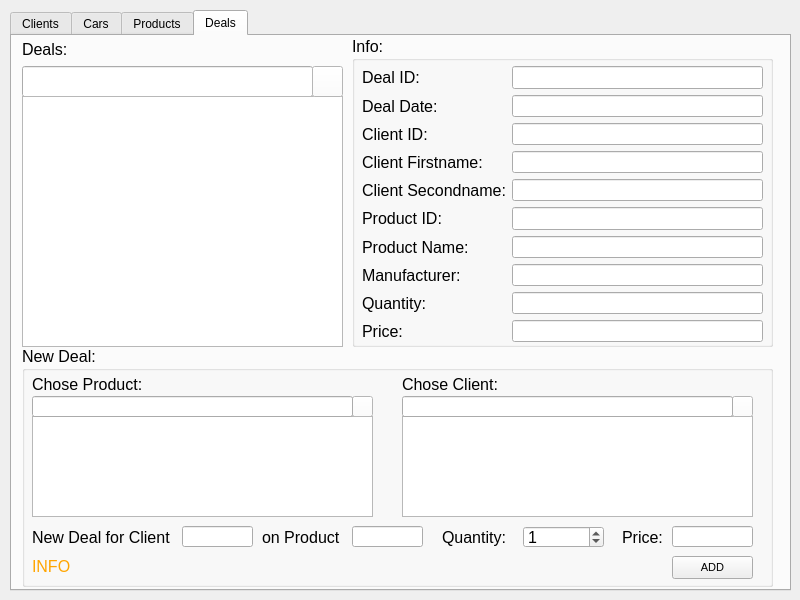
Before: the Qt Designer form AutoService.ui in VladimirGitsarev/DB-AA-Course-Project, drawn with Qt 5.
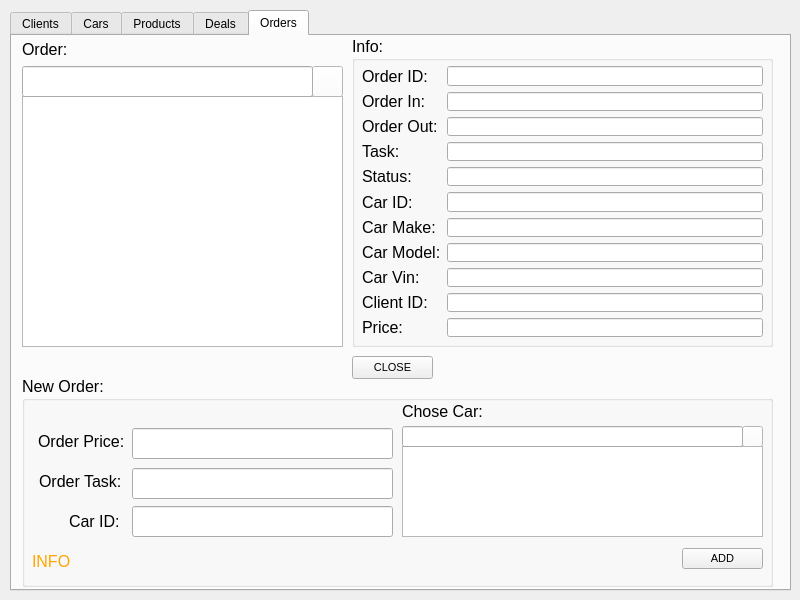
After: the same form once the commit is applied. Icons and pictures are not drawn.

The edit to the form file:
```diff
--- a/AutoService.ui
+++ b/AutoService.ui
@@ -24,7 +24,7 @@
      </rect>
     </property>
     <property name="currentIndex">
-     <number>3</number>
+     <number>4</number>
     </property>
     <widget class="QWidget" name="tab">
      <property name="styleSheet">
@@ -2651,6 +2651,748 @@
       </widget>
      </widget>
     </widget>
+    <widget class="QWidget" name="tab_5">
+     <attribute name="title">
+      <string>Orders</string>
+     </attribute>
+     <widget class="QListWidget" name="orderslistWidget">
+      <property name="geometry">
+       <rect>
+        <x>10</x>
+        <y>60</y>
+        <width>321</width>
+        <height>251</height>
+       </rect>
+      </property>
+     </widget>
+     <widget class="QPushButton" name="search_order_button">
+      <property name="geometry">
+       <rect>
+        <x>300</x>
+        <y>30</y>
+        <width>31</width>
+        <height>31</height>
+       </rect>
+      </property>
+      <property name="styleSheet">
+       <string notr="true">background:white;</string>
+      </property>
+      <property name="text">
+       <string/>
+      </property>
+      <property name="icon">
+       <iconset>
+        <normaloff>search.png</normaloff>search.png</iconset>
+      </property>
+      <property name="iconSize">
+       <size>
+        <width>16</width>
+        <height>16</height>
+       </size>
+      </property>
+     </widget>
+     <widget class="QLineEdit" name="search_order_line">
+      <property name="geometry">
+       <rect>
+        <x>10</x>
+        <y>30</y>
+        <width>291</width>
+        <height>31</height>
+       </rect>
+      </property>
+      <property name="font">
+       <font>
+        <family>Tahoma</family>
+        <pointsize>12</pointsize>
+       </font>
+      </property>
+     </widget>
+     <widget class="QGroupBox" name="groupBox_13">
+      <property name="geometry">
+       <rect>
+        <x>340</x>
+        <y>0</y>
+        <width>421</width>
+        <height>311</height>
+       </rect>
+      </property>
+      <property name="font">
+       <font>
+        <family>Tahoma</family>
+        <pointsize>12</pointsize>
+       </font>
+      </property>
+      <property name="title">
+       <string>Info:</string>
+      </property>
+      <widget class="QWidget" name="gridLayoutWidget_11">
+       <property name="geometry">
+        <rect>
+         <x>10</x>
+         <y>30</y>
+         <width>401</width>
+         <height>271</height>
+        </rect>
+       </property>
+       <layout class="QGridLayout" name="gridLayout_11" rowstretch="0,0,0,0,0,0,0,0,0,0,0">
+        <item row="6" column="0">
+         <widget class="QLabel" name="car_model_label_27">
+          <property name="font">
+           <font>
+            <family>Tahoma</family>
+            <pointsize>12</pointsize>
+           </font>
+          </property>
+          <property name="text">
+           <string>Car Make:</string>
+          </property>
+         </widget>
+        </item>
+        <item row="7" column="1">
+         <widget class="QLineEdit" name="order_car_maodel">
+          <property name="enabled">
+           <bool>true</bool>
+          </property>
+          <property name="font">
+           <font>
+            <family>Tahoma</family>
+            <pointsize>10</pointsize>
+           </font>
+          </property>
+          <property name="alignment">
+           <set>Qt::AlignRight|Qt::AlignTrailing|Qt::AlignVCenter</set>
+          </property>
+          <property name="readOnly">
+           <bool>true</bool>
+          </property>
+         </widget>
+        </item>
+        <item row="10" column="0">
+         <widget class="QLabel" name="car_model_label_31">
+          <property name="font">
+           <font>
+            <family>Tahoma</family>
+            <pointsize>12</pointsize>
+           </font>
+          </property>
+          <property name="text">
+           <string>Price:</string>
+          </property>
+         </widget>
+        </item>
+        <item row="9" column="0">
+         <widget class="QLabel" name="car_model_label_30">
+          <property name="font">
+           <font>
+            <family>Tahoma</family>
+            <pointsize>12</pointsize>
+           </font>
+          </property>
+          <property name="text">
+           <string>Client ID:</string>
+          </property>
+         </widget>
+        </item>
+        <item row="2" column="0">
+         <widget class="QLabel" name="car_model_label_22">
+          <property name="font">
+           <font>
+            <family>Tahoma</family>
+            <pointsize>12</pointsize>
+           </font>
+          </property>
+          <property name="text">
+           <string>Order Out:</string>
+          </property>
+         </widget>
+        </item>
+        <item row="8" column="0">
+         <widget class="QLabel" name="car_model_label_29">
+          <property name="font">
+           <font>
+            <family>Tahoma</family>
+            <pointsize>12</pointsize>
+           </font>
+          </property>
+          <property name="text">
+           <string>Car Vin:</string>
+          </property>
+         </widget>
+        </item>
+        <item row="7" column="0">
+         <widget class="QLabel" name="car_model_label_28">
+          <property name="font">
+           <font>
+            <family>Tahoma</family>
+            <pointsize>12</pointsize>
+           </font>
+          </property>
+          <property name="text">
+           <string>Car Model:</string>
+          </property>
+         </widget>
+        </item>
+        <item row="1" column="0">
+         <widget class="QLabel" name="car_make_label_10">
+          <property name="font">
+           <font>
+            <family>Tahoma</family>
+            <pointsize>12</pointsize>
+           </font>
+          </property>
+          <property name="text">
+           <string>Order In:</string>
+          </property>
+         </widget>
+        </item>
+        <item row="3" column="0">
+         <widget class="QLabel" name="car_model_label_23">
+          <property name="font">
+           <font>
+            <family>Tahoma</family>
+            <pointsize>12</pointsize>
+           </font>
+          </property>
+          <property name="text">
+           <string>Task:</string>
+          </property>
+         </widget>
+        </item>
+        <item row="6" column="1">
+         <widget class="QLineEdit" name="order_car_make">
+          <property name="enabled">
+           <bool>true</bool>
+          </property>
+          <property name="font">
+           <font>
+            <family>Tahoma</family>
+            <pointsize>10</pointsize>
+           </font>
+          </property>
+          <property name="alignment">
+           <set>Qt::AlignRight|Qt::AlignTrailing|Qt::AlignVCenter</set>
+          </property>
+          <property name="readOnly">
+           <bool>true</bool>
+          </property>
+         </widget>
+        </item>
+        <item row="9" column="1">
+         <widget class="QLineEdit" name="order_client_id">
+          <property name="enabled">
+           <bool>true</bool>
+          </property>
+          <property name="font">
+           <font>
+            <family>Tahoma</family>
+            <pointsize>10</pointsize>
+           </font>
+          </property>
+          <property name="alignment">
+           <set>Qt::AlignRight|Qt::AlignTrailing|Qt::AlignVCenter</set>
+          </property>
+          <property name="readOnly">
+           <bool>true</bool>
+          </property>
+         </widget>
+        </item>
+        <item row="0" column="0">
+         <widget class="QLabel" name="car_id_label_11">
+          <property name="font">
+           <font>
+            <family>Tahoma</family>
+            <pointsize>12</pointsize>
+           </font>
+          </property>
+          <property name="text">
+           <string>Order ID:</string>
+          </property>
+         </widget>
+        </item>
+        <item row="2" column="1">
+         <widget class="QLineEdit" name="order_out_line">
+          <property name="enabled">
+           <bool>true</bool>
+          </property>
+          <property name="font">
+           <font>
+            <family>Tahoma</family>
+            <pointsize>10</pointsize>
+           </font>
+          </property>
+          <property name="alignment">
+           <set>Qt::AlignRight|Qt::AlignTrailing|Qt::AlignVCenter</set>
+          </property>
+          <property name="readOnly">
+           <bool>true</bool>
+          </property>
+         </widget>
+        </item>
+        <item row="5" column="1">
+         <widget class="QLineEdit" name="order_car_id">
+          <property name="enabled">
+           <bool>true</bool>
+          </property>
+          <property name="font">
+           <font>
+            <family>Tahoma</family>
+            <pointsize>10</pointsize>
+           </font>
+          </property>
+          <property name="alignment">
+           <set>Qt::AlignRight|Qt::AlignTrailing|Qt::AlignVCenter</set>
+          </property>
+          <property name="readOnly">
+           <bool>true</bool>
+          </property>
+         </widget>
+        </item>
+        <item row="4" column="0">
+         <widget class="QLabel" name="car_model_label_24">
+          <property name="font">
+           <font>
+            <family>Tahoma</family>
+            <pointsize>12</pointsize>
+           </font>
+          </property>
+          <property name="text">
+           <string>Status:</string>
+          </property>
+         </widget>
+        </item>
+        <item row="4" column="1">
+         <widget class="QLineEdit" name="order_status">
+          <property name="enabled">
+           <bool>true</bool>
+          </property>
+          <property name="font">
+           <font>
+            <family>Tahoma</family>
+            <pointsize>10</pointsize>
+           </font>
+          </property>
+          <property name="alignment">
+           <set>Qt::AlignRight|Qt::AlignTrailing|Qt::AlignVCenter</set>
+          </property>
+          <property name="readOnly">
+           <bool>true</bool>
+          </property>
+         </widget>
+        </item>
+        <item row="5" column="0">
+         <widget class="QLabel" name="car_model_label_25">
+          <property name="font">
+           <font>
+            <family>Tahoma</family>
+            <pointsize>12</pointsize>
+           </font>
+          </property>
+          <property name="text">
+           <string>Car ID:</string>
+          </property>
+         </widget>
+        </item>
+        <item row="1" column="1">
+         <widget class="QLineEdit" name="order_in_line">
+          <property name="enabled">
+           <bool>true</bool>
+          </property>
+          <property name="font">
+           <font>
+            <family>Tahoma</family>
+            <pointsize>10</pointsize>
+           </font>
+          </property>
+          <property name="alignment">
+           <set>Qt::AlignRight|Qt::AlignTrailing|Qt::AlignVCenter</set>
+          </property>
+          <property name="readOnly">
+           <bool>true</bool>
+          </property>
+         </widget>
+        </item>
+        <item row="3" column="1">
+         <widget class="QLineEdit" name="order_task">
+          <property name="enabled">
+           <bool>true</bool>
+          </property>
+          <property name="font">
+           <font>
+            <family>Tahoma</family>
+            <pointsize>10</pointsize>
+           </font>
+          </property>
+          <property name="alignment">
+           <set>Qt::AlignRight|Qt::AlignTrailing|Qt::AlignVCenter</set>
+          </property>
+          <property name="readOnly">
+           <bool>true</bool>
+          </property>
+         </widget>
+        </item>
+        <item row="0" column="1">
+         <widget class="QLineEdit" name="order_id_line">
+          <property name="enabled">
+           <bool>true</bool>
+          </property>
+          <property name="font">
+           <font>
+            <family>Tahoma</family>
+            <pointsize>10</pointsize>
+           </font>
+          </property>
+          <property name="alignment">
+           <set>Qt::AlignRight|Qt::AlignTrailing|Qt::AlignVCenter</set>
+          </property>
+          <property name="readOnly">
+           <bool>true</bool>
+          </property>
+         </widget>
+        </item>
+        <item row="8" column="1">
+         <widget class="QLineEdit" name="order_car_vin">
+          <property name="enabled">
+           <bool>true</bool>
+          </property>
+          <property name="font">
+           <font>
+            <family>Tahoma</family>
+            <pointsize>10</pointsize>
+           </font>
+          </property>
+          <property name="alignment">
+           <set>Qt::AlignRight|Qt::AlignTrailing|Qt::AlignVCenter</set>
+          </property>
+          <property name="readOnly">
+           <bool>true</bool>
+          </property>
+         </widget>
+        </item>
+        <item row="10" column="1">
+         <widget class="QLineEdit" name="order_price_line">
+          <property name="enabled">
+           <bool>true</bool>
+          </property>
+          <property name="font">
+           <font>
+            <family>Tahoma</family>
+            <pointsize>10</pointsize>
+           </font>
+          </property>
+          <property name="alignment">
+           <set>Qt::AlignRight|Qt::AlignTrailing|Qt::AlignVCenter</set>
+          </property>
+          <property name="readOnly">
+           <bool>true</bool>
+          </property>
+         </widget>
+        </item>
+       </layout>
+      </widget>
+     </widget>
+     <widget class="QLabel" name="label_34">
+      <property name="geometry">
+       <rect>
+        <x>10</x>
+        <y>5</y>
+        <width>182</width>
+        <height>16</height>
+       </rect>
+      </property>
+      <property name="font">
+       <font>
+        <family>Tahoma</family>
+        <pointsize>12</pointsize>
+       </font>
+      </property>
+      <property name="text">
+       <string>Order:</string>
+      </property>
+     </widget>
+     <widget class="QPushButton" name="close_order_btn">
+      <property name="geometry">
+       <rect>
+        <x>340</x>
+        <y>320</y>
+        <width>81</width>
+        <height>23</height>
+       </rect>
+      </property>
+      <property name="font">
+       <font>
+        <pointsize>8</pointsize>
+       </font>
+      </property>
+      <property name="text">
+       <string>CLOSE</string>
+      </property>
+     </widget>
+     <widget class="QGroupBox" name="groupBox_14">
+      <property name="geometry">
+       <rect>
+        <x>10</x>
+        <y>340</y>
+        <width>751</width>
+        <height>211</height>
+       </rect>
+      </property>
+      <property name="font">
+       <font>
+        <family>Tahoma</family>
+        <pointsize>12</pointsize>
+       </font>
+      </property>
+      <property name="title">
+       <string>New Order:</string>
+      </property>
+      <widget class="QLabel" name="order_info_label">
+       <property name="geometry">
+        <rect>
+         <x>10</x>
+         <y>170</y>
+         <width>621</width>
+         <height>31</height>
+        </rect>
+       </property>
+       <property name="font">
+        <font>
+         <family>Tahoma</family>
+         <pointsize>12</pointsize>
+        </font>
+       </property>
+       <property name="styleSheet">
+        <string notr="true">color:orange</string>
+       </property>
+       <property name="text">
+        <string>INFO</string>
+       </property>
+      </widget>
+      <widget class="QListWidget" name="order_car_listWidget">
+       <property name="geometry">
+        <rect>
+         <x>380</x>
+         <y>70</y>
+         <width>361</width>
+         <height>91</height>
+        </rect>
+       </property>
+      </widget>
+      <widget class="QPushButton" name="order_car_search_button">
+       <property name="geometry">
+        <rect>
+         <x>720</x>
+         <y>50</y>
+         <width>21</width>
+         <height>21</height>
+        </rect>
+       </property>
+       <property name="styleSheet">
+        <string notr="true">background:white;</string>
+       </property>
+       <property name="text">
+        <string/>
+       </property>
+       <property name="icon">
+        <iconset>
+         <normaloff>search.png</normaloff>search.png</iconset>
+       </property>
+       <property name="iconSize">
+        <size>
+         <width>16</width>
+         <height>16</height>
+        </size>
+       </property>
+      </widget>
+      <widget class="QLineEdit" name="order_car_search_line">
+       <property name="geometry">
+        <rect>
+         <x>380</x>
+         <y>50</y>
+         <width>341</width>
+         <height>21</height>
+        </rect>
+       </property>
+       <property name="font">
+        <font>
+         <family>Tahoma</family>
+         <pointsize>12</pointsize>
+        </font>
+       </property>
+       <property name="text">
+        <string/>
+       </property>
+      </widget>
+      <widget class="QLabel" name="car_id_label_13">
+       <property name="geometry">
+        <rect>
+         <x>380</x>
+         <y>20</y>
+         <width>101</width>
+         <height>31</height>
+        </rect>
+       </property>
+       <property name="font">
+        <font>
+         <family>Tahoma</family>
+         <pointsize>12</pointsize>
+        </font>
+       </property>
+       <property name="text">
+        <string>Chose Car:</string>
+       </property>
+      </widget>
+      <widget class="QLineEdit" name="new_order_price_line">
+       <property name="enabled">
+        <bool>true</bool>
+       </property>
+       <property name="geometry">
+        <rect>
+         <x>110</x>
+         <y>52</y>
+         <width>261</width>
+         <height>31</height>
+        </rect>
+       </property>
+       <property name="font">
+        <font>
+         <family>Tahoma</family>
+         <pointsize>12</pointsize>
+        </font>
+       </property>
+       <property name="alignment">
+        <set>Qt::AlignRight|Qt::AlignTrailing|Qt::AlignVCenter</set>
+       </property>
+       <property name="readOnly">
+        <bool>false</bool>
+       </property>
+      </widget>
+      <widget class="QLabel" name="car_make_label_11">
+       <property name="geometry">
+        <rect>
+         <x>17</x>
+         <y>90</y>
+         <width>91</width>
+         <height>31</height>
+        </rect>
+       </property>
+       <property name="font">
+        <font>
+         <family>Tahoma</family>
+         <pointsize>12</pointsize>
+        </font>
+       </property>
+       <property name="text">
+        <string>Order Task:</string>
+       </property>
+      </widget>
+      <widget class="QLineEdit" name="new_order_task_line">
+       <property name="enabled">
+        <bool>true</bool>
+       </property>
+       <property name="geometry">
+        <rect>
+         <x>110</x>
+         <y>92</y>
+         <width>261</width>
+         <height>31</height>
+        </rect>
+       </property>
+       <property name="font">
+        <font>
+         <family>Tahoma</family>
+         <pointsize>12</pointsize>
+        </font>
+       </property>
+       <property name="alignment">
+        <set>Qt::AlignRight|Qt::AlignTrailing|Qt::AlignVCenter</set>
+       </property>
+       <property name="readOnly">
+        <bool>false</bool>
+       </property>
+      </widget>
+      <widget class="QLineEdit" name="new_order_car_id_line">
+       <property name="enabled">
+        <bool>true</bool>
+       </property>
+       <property name="geometry">
+        <rect>
+         <x>110</x>
+         <y>130</y>
+         <width>261</width>
+         <height>31</height>
+        </rect>
+       </property>
+       <property name="font">
+        <font>
+         <family>Tahoma</family>
+         <pointsize>12</pointsize>
+        </font>
+       </property>
+       <property name="alignment">
+        <set>Qt::AlignRight|Qt::AlignTrailing|Qt::AlignVCenter</set>
+       </property>
+       <property name="readOnly">
+        <bool>true</bool>
+       </property>
+      </widget>
+      <widget class="QLabel" name="car_model_label_26">
+       <property name="geometry">
+        <rect>
+         <x>47</x>
+         <y>130</y>
+         <width>61</width>
+         <height>31</height>
+        </rect>
+       </property>
+       <property name="font">
+        <font>
+         <family>Tahoma</family>
+         <pointsize>12</pointsize>
+        </font>
+       </property>
+       <property name="text">
+        <string>Car ID:</string>
+       </property>
+      </widget>
+      <widget class="QLabel" name="car_id_label_12">
+       <property name="geometry">
+        <rect>
+         <x>16</x>
+         <y>50</y>
+         <width>91</width>
+         <height>31</height>
+        </rect>
+       </property>
+       <property name="font">
+        <font>
+         <family>Tahoma</family>
+         <pointsize>12</pointsize>
+        </font>
+       </property>
+       <property name="text">
+        <string>Order Price:</string>
+       </property>
+      </widget>
+      <widget class="QPushButton" name="add_order_button">
+       <property name="geometry">
+        <rect>
+         <x>660</x>
+         <y>172</y>
+         <width>81</width>
+         <height>21</height>
+        </rect>
+       </property>
+       <property name="font">
+        <font>
+         <pointsize>8</pointsize>
+        </font>
+       </property>
+       <property name="text">
+        <string>ADD</string>
+       </property>
+      </widget>
+     </widget>
+    </widget>
    </widget>
   </widget>
  </widget>
```
